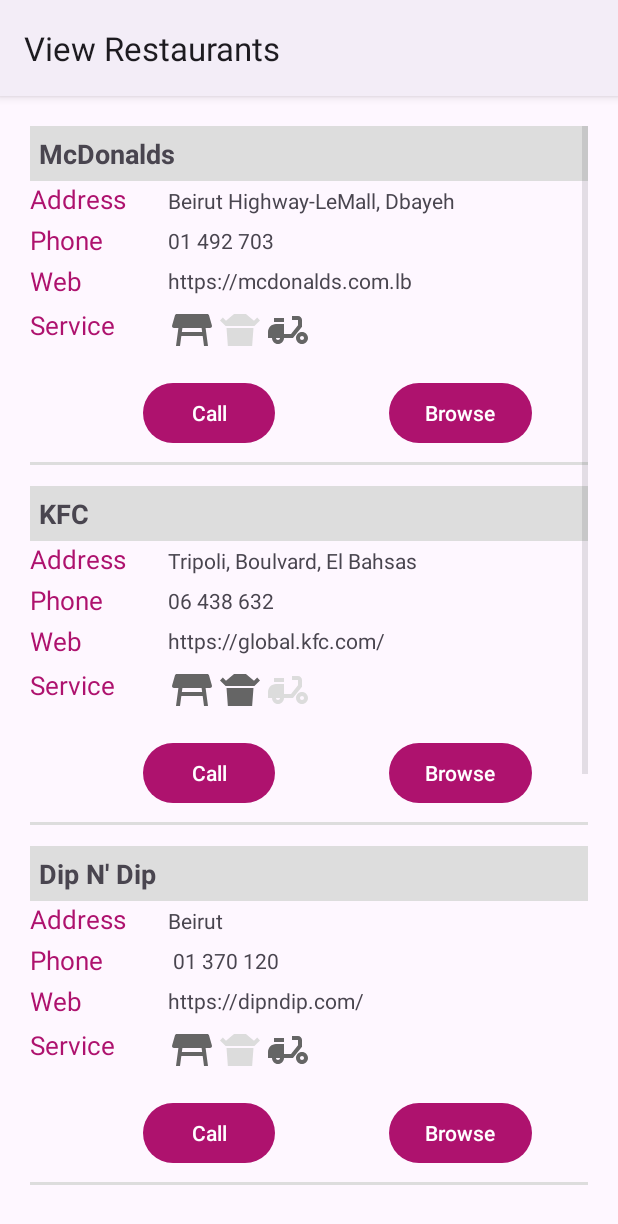
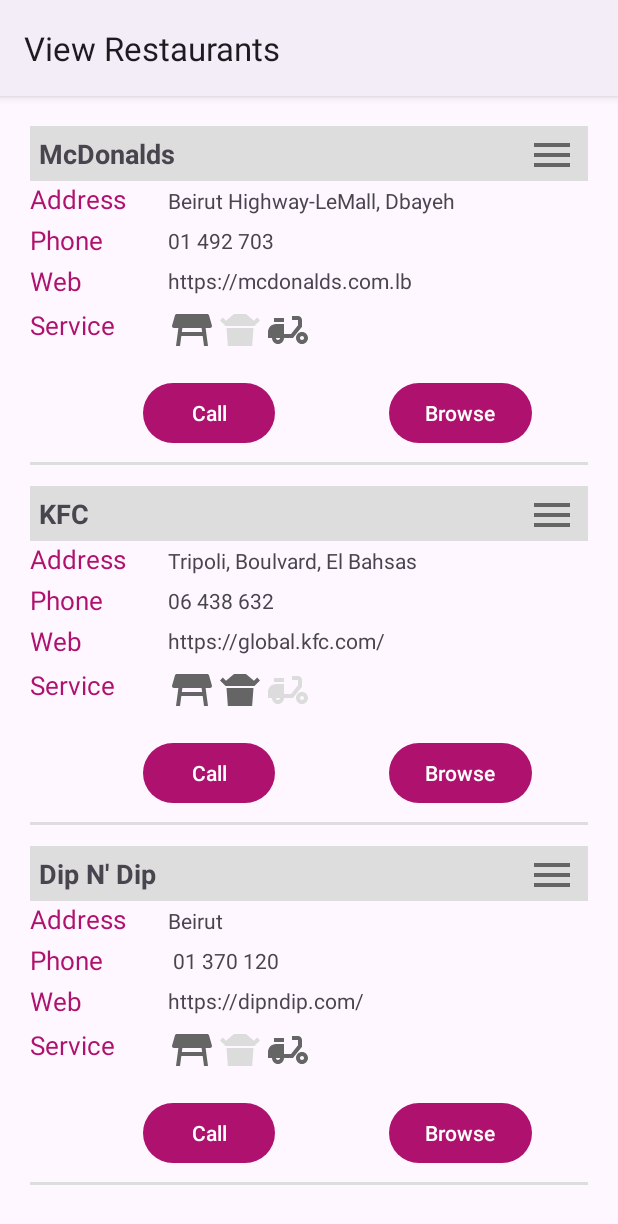
Before and after one commit to Georges-Khalil/MyRestaurants, an Android app: the ViewActivity screen opened directly, with no data from a screen before it, after a tap on "Call", on a phone screen of 412 x 824 dp. Shown: the top 1224 px of the screen. Run offline under Robolectric (Android 15) with nearby library versions, the phone set to English and light mode, and no system bars.

Commit message:
commit sixteen, added the drawer for every element in the list view, added the delete option for restaurants, added the edit option for the restaurants, both accessible form the drawer.

```diff
--- a/app/src/main/AndroidManifest.xml
+++ b/app/src/main/AndroidManifest.xml
@@ -30,6 +30,10 @@
             android:name=".ViewActivity"
             android:label="View Restaurants">
         </activity>
+        <activity
+            android:name=".EditRestaurantActivity"
+            android:label="Edit Restaurant">
+        </activity>
     </application>
     <uses-feature
         android:name="android.hardware.telephony"
--- a/app/src/main/java/com/example/myrestaurants_v1/AddActivity.java
+++ b/app/src/main/java/com/example/myrestaurants_v1/AddActivity.java
@@ -43,7 +43,7 @@ public class AddActivity extends BaseActivity {
             return;
         }
         if(!onTable && !delivery && !takeAway){
-            Toast.makeText(this,"Please choose at least one option", Toast.LENGTH_SHORT).show();
+            Toast.makeText(this,"Please choose at least one type", Toast.LENGTH_SHORT).show();
             return;
         }
 
--- a/app/src/main/java/com/example/myrestaurants_v1/Model/RestaurantsListViewModel.java
+++ b/app/src/main/java/com/example/myrestaurants_v1/Model/RestaurantsListViewModel.java
@@ -23,4 +23,7 @@ public class RestaurantsListViewModel extends ViewModel {
     public void add(Restaurant restaurant) {
         restaurantList.add(restaurant);
     }
+    public void remove(Restaurant restaurant){
+        restaurantList.remove(restaurant);
+    }
 }
--- a/app/src/main/java/com/example/myrestaurants_v1/MyRecyclerViewAdapter.java
+++ b/app/src/main/java/com/example/myrestaurants_v1/MyRecyclerViewAdapter.java
@@ -15,6 +15,7 @@ import androidx.core.app.ActivityCompat;
 
 import androidx.annotation.NonNull;
 import androidx.core.content.ContextCompat;
+import androidx.core.view.GravityCompat;
 import androidx.recyclerview.widget.RecyclerView;
 
 import com.example.myrestaurants_v1.Model.Restaurant;
@@ -78,6 +79,21 @@ public class MyRecyclerViewAdapter extends RecyclerView.Adapter{
 
         holder.binding.browse.setOnClickListener(v -> browseWebsite(restaurant.getWeb()));
         holder.binding.call.setOnClickListener(v -> callPhone(restaurant.getPhone()));
+        holder.binding.burgerMenu.setOnClickListener(v -> holder.binding.drawerLayout.openDrawer(GravityCompat.END));
+        holder.binding.delete.setOnClickListener(v -> deleteRestaurant(restaurant, position));
+        holder.binding.update.setOnClickListener(v -> editRestaurant(position));
+    }
+
+    private void editRestaurant(int position) {
+        Intent intent = new Intent(context, EditRestaurantActivity.class);
+        intent.putExtra("index", position);
+        context.startActivity(intent);
+    }
+
+    private void deleteRestaurant(Restaurant restaurant, int index) {
+        restaurantList.remove(restaurant);
+        notifyItemRemoved(index);
+        notifyItemRangeChanged(index, restaurantList.getRestaurantList().size() - index);
     }
 
     private void callPhone(String phone) {
--- a/app/src/main/java/com/example/myrestaurants_v1/ViewActivity.java
+++ b/app/src/main/java/com/example/myrestaurants_v1/ViewActivity.java
@@ -23,6 +23,7 @@ public class ViewActivity extends BaseActivity {
         }
         listBinding = ViewListBinding.inflate(getLayoutInflater());
         setContentView(listBinding.getRoot());
+
         myRecyclerViewAdapter = new MyRecyclerViewAdapter(this);
         if(getResources().getConfiguration().orientation == Configuration.ORIENTATION_LANDSCAPE){
             listBinding.recycleView.setLayoutManager(new GridLayoutManager(this, 2));
@@ -51,4 +52,9 @@ public class ViewActivity extends BaseActivity {
             }
         }
     }
+
+    public void onResume(){
+        super.onResume();
+        listBinding.recycleView.setAdapter(myRecyclerViewAdapter);
+    }
 }
--- /dev/null
+++ b/app/src/main/res/drawable/baseline_burger_menu_24.xml
@@ -0,0 +1,5 @@
+<vector android:height="32dp" android:tint="#656565"
+    android:viewportHeight="24" android:viewportWidth="24"
+    android:width="32dp" xmlns:android="http://schemas.android.com/apk/res/android">
+    <path android:fillColor="@android:color/white" android:pathData="M3,18h18v-2L3,16v2zM3,13h18v-2L3,11v2zM3,6v2h18L21,6L3,6z"/>
+</vector>
--- /dev/null
+++ b/app/src/main/res/drawable/baseline_delete_24.xml
@@ -0,0 +1,5 @@
+<vector android:height="40dp" android:tint="#656565"
+    android:viewportHeight="24" android:viewportWidth="24"
+    android:width="40dp" xmlns:android="http://schemas.android.com/apk/res/android">
+    <path android:fillColor="@android:color/white" android:pathData="M6,19c0,1.1 0.9,2 2,2h8c1.1,0 2,-0.9 2,-2V7H6v12zM19,4h-3.5l-1,-1h-5l-1,1H5v2h14V4z"/>
+</vector>
--- /dev/null
+++ b/app/src/main/res/drawable/baseline_edit_note_24.xml
@@ -0,0 +1,5 @@
+<vector android:height="40dp" android:tint="#656565"
+    android:viewportHeight="24" android:viewportWidth="24"
+    android:width="40dp" xmlns:android="http://schemas.android.com/apk/res/android">
+    <path android:fillColor="@android:color/white" android:pathData="M3,10h11v2H3V10zM3,8h11V6H3V8zM3,16h7v-2H3V16zM18.01,12.87l0.71,-0.71c0.39,-0.39 1.02,-0.39 1.41,0l0.71,0.71c0.39,0.39 0.39,1.02 0,1.41l-0.71,0.71L18.01,12.87zM17.3,13.58l-5.3,5.3V21h2.12l5.3,-5.3L17.3,13.58z"/>
+</vector>
--- a/app/src/main/res/layout/rv_item.xml
+++ b/app/src/main/res/layout/rv_item.xml
@@ -1,8 +1,14 @@
 <?xml version="1.0" encoding="utf-8"?>
-<androidx.constraintlayout.widget.ConstraintLayout xmlns:android="http://schemas.android.com/apk/res/android"
+<androidx.drawerlayout.widget.DrawerLayout
+    xmlns:android="http://schemas.android.com/apk/res/android"
     xmlns:app="http://schemas.android.com/apk/res-auto"
     android:layout_width="410dp"
     android:layout_height="240dp"
+    android:id="@+id/drawer_layout">
+
+    <androidx.constraintlayout.widget.ConstraintLayout
+        android:layout_width="match_parent"
+        android:layout_height="match_parent"
         android:orientation="vertical">
 
         <TextView
@@ -169,4 +175,41 @@
             android:orientation="vertical"
             app:layout_constraintGuide_end="46dp" />
 
+        <ImageView
+            android:id="@+id/burger_menu"
+            android:layout_width="wrap_content"
+            android:layout_height="wrap_content"
+            android:layout_marginTop="3dp"
+            app:layout_constraintEnd_toStartOf="@+id/guideline2"
+            app:layout_constraintTop_toTopOf="parent"
+            app:srcCompat="@drawable/baseline_burger_menu_24" />
+
     </androidx.constraintlayout.widget.ConstraintLayout>
+
+    <com.google.android.material.navigation.NavigationView
+        android:layout_width="90dp"
+        android:layout_height="105dp"
+        android:id="@+id/navigation_view"
+        android:layout_gravity="end"
+        android:layout_marginTop="40dp">
+
+        <LinearLayout
+            android:layout_width="match_parent"
+            android:layout_height="wrap_content"
+            android:orientation="vertical"
+            android:layout_margin="5dp">
+
+            <ImageView
+                android:id="@+id/update"
+                android:layout_width="wrap_content"
+                android:layout_height="wrap_content"
+                android:src="@drawable/baseline_edit_note_24"/>
+
+            <ImageView
+                android:id="@+id/delete"
+                android:layout_width="wrap_content"
+                android:layout_height="wrap_content"
+                android:src="@drawable/baseline_delete_24"/>
+        </LinearLayout>
+    </com.google.android.material.navigation.NavigationView>
+</androidx.drawerlayout.widget.DrawerLayout>
```
Also changed, not shown: app/src/main/java/com/example/myrestaurants_v1/EditRestaurantActivity.java (added, +70 -0 lines), app/src/main/res/layout/edit.xml (added, +10 -0 lines). Lines whose indentation alone changed are shown as unchanged.
